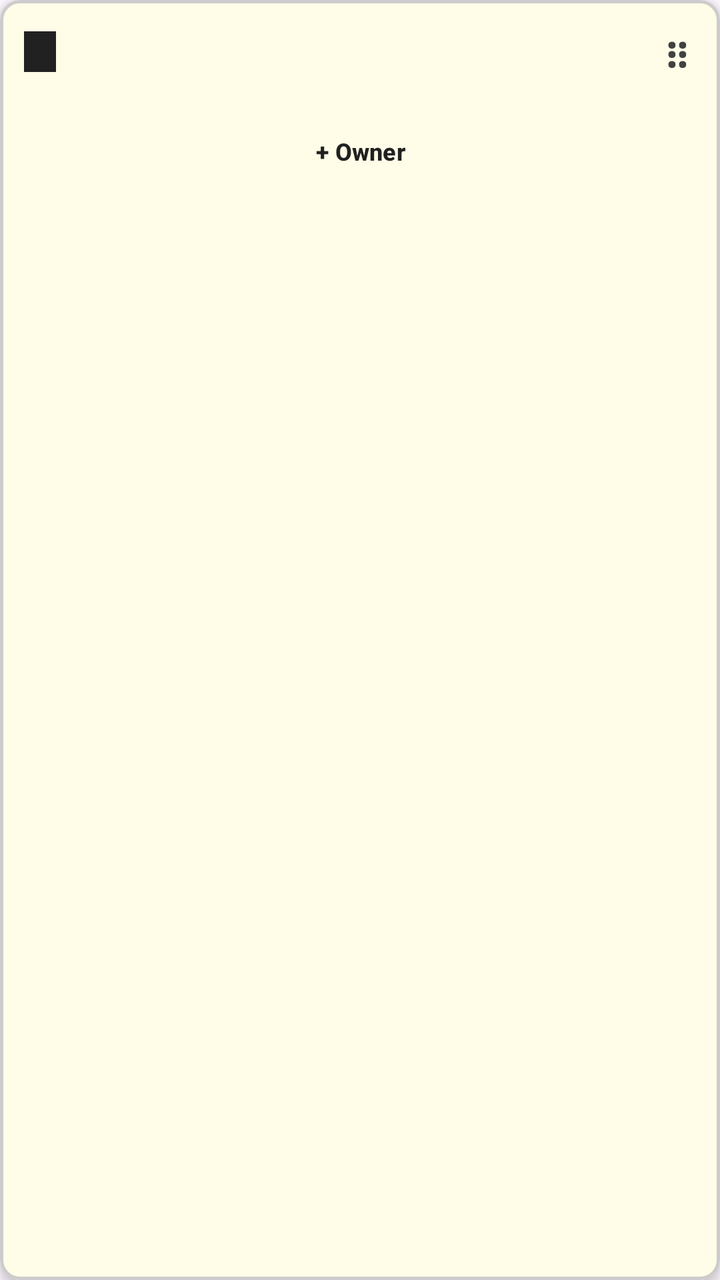
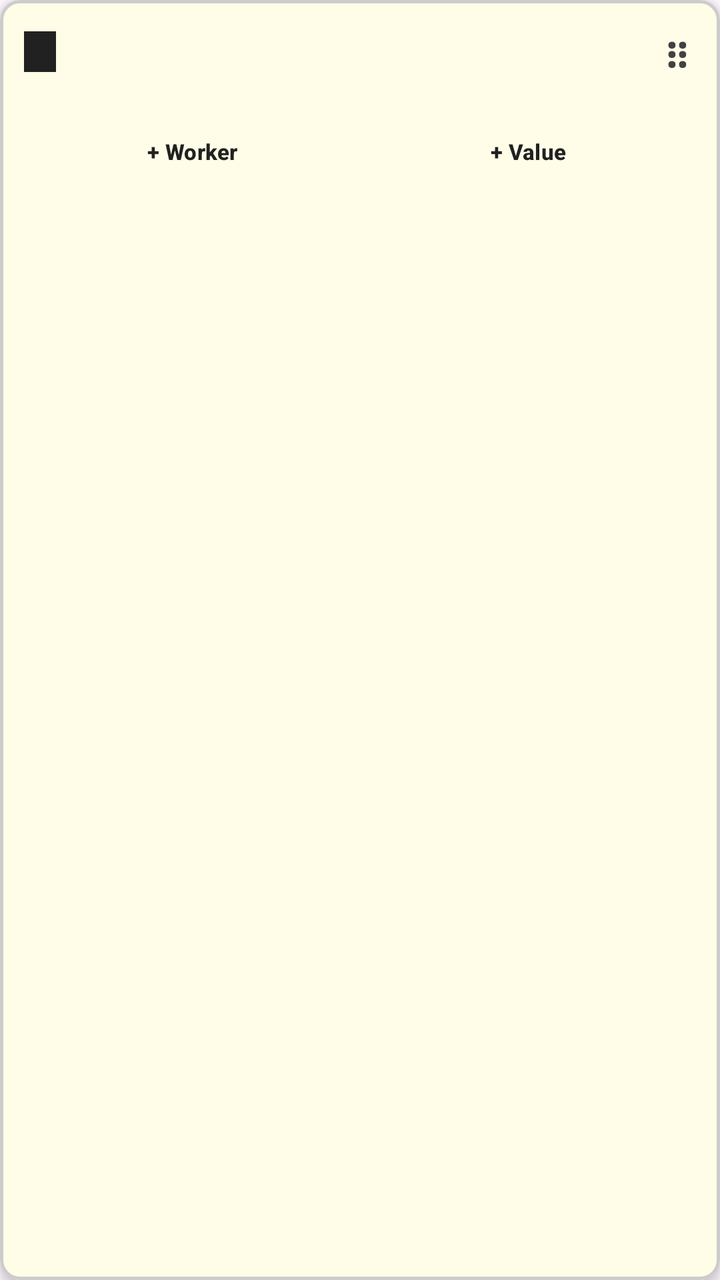

Screens rendered from an Android XML layout before and after an edit, with the pre-edit source and the edit as a unified diff.
<!-- AndroidManifest.xml: application theme Theme.PushToGitHub -->
<!-- res/layout/item_sticky_note.xml -->
<?xml version="1.0" encoding="utf-8"?>

<com.google.android.material.card.MaterialCardView
    xmlns:android="http://schemas.android.com/apk/res/android"
    xmlns:app="http://schemas.android.com/apk/res-auto"
    android:id="@+id/cardRoot"
    android:layout_width="match_parent"
    android:layout_height="wrap_content"
    android:layout_marginBottom="12dp"
    android:clickable="true"
    android:focusable="true"
    app:cardBackgroundColor="#FFFDE7"
    app:cardCornerRadius="10dp"
    app:cardElevation="3dp"
    app:strokeColor="#CCCCCC"
    app:strokeWidth="1.5dp">

    <LinearLayout
        android:layout_width="match_parent"
        android:layout_height="wrap_content"
        android:orientation="vertical"
        android:padding="12dp">

        <LinearLayout
            android:layout_width="match_parent"
            android:layout_height="wrap_content"
            android:orientation="horizontal"
            android:gravity="center_vertical"
            android:paddingBottom="6dp">

            <TextView
                android:id="@+id/textNumber"
                android:layout_width="wrap_content"
                android:layout_height="wrap_content"
                android:background="#212121"
                android:paddingStart="8dp"
                android:paddingEnd="8dp"
                android:paddingTop="2dp"
                android:paddingBottom="2dp"
                android:textSize="12sp"
                android:textStyle="bold"
                android:textColor="#FFFFFF"
                android:layout_marginEnd="8dp" />

            <TextView
                android:id="@+id/textTitle"
                android:layout_width="0dp"
                android:layout_height="wrap_content"
                android:layout_weight="1"
                android:textSize="16sp"
                android:textStyle="bold"
                android:textColor="#111111" />

            <TextView
                android:id="@+id/dragHandle"
                android:layout_width="wrap_content"
                android:layout_height="wrap_content"
                android:text="⋮⋮"
                android:textSize="20sp"
                android:textStyle="bold"
                android:textColor="#424242"
                android:paddingStart="4dp"
                android:paddingEnd="4dp" />

        </LinearLayout>

        <TextView
            android:id="@+id/textBody"
            android:layout_width="match_parent"
            android:layout_height="wrap_content"
            android:textSize="14sp"
            android:textColor="#111111"
            android:lineSpacingExtra="3dp"
            android:visibility="gone"
            android:paddingBottom="8dp" />

        
        <com.google.android.material.chip.ChipGroup
            android:id="@+id/ownerChips"
            android:layout_width="match_parent"
            android:layout_height="wrap_content"
            android:paddingBottom="4dp"
            app:singleLine="false"
            app:chipSpacingHorizontal="6dp"
            app:chipSpacingVertical="4dp" />

        
        <com.google.android.material.chip.ChipGroup
            android:id="@+id/coreValueChips"
            android:layout_width="match_parent"
            android:layout_height="wrap_content"
            android:paddingBottom="8dp"
            app:singleLine="false"
            app:chipSpacingHorizontal="6dp"
            app:chipSpacingVertical="4dp" />

        
        <LinearLayout
            android:layout_width="match_parent"
            android:layout_height="wrap_content"
            android:orientation="horizontal">

            <com.google.android.material.button.MaterialButton
                android:id="@+id/buttonMoveLeft"
                style="@style/Widget.Material3.Button.TextButton"
                android:layout_width="0dp"
                android:layout_height="36dp"
                android:layout_weight="1"
                android:textSize="12sp"
                android:textStyle="bold"
                android:textColor="#212121"
                android:padding="0dp"
                android:visibility="gone" />

            <com.google.android.material.button.MaterialButton
                android:id="@+id/buttonAddOwner"
                style="@style/Widget.Material3.Button.TextButton"
                android:layout_width="0dp"
                android:layout_height="36dp"
                android:layout_weight="1"
                android:textSize="12sp"
                android:textStyle="bold"
                android:textColor="#212121"
                android:text="@string/btn_add_owner"
                android:padding="0dp" />

            <com.google.android.material.button.MaterialButton
                android:id="@+id/buttonMoveRight"
                style="@style/Widget.Material3.Button.TextButton"
                android:layout_width="0dp"
                android:layout_height="36dp"
                android:layout_weight="1"
                android:textSize="12sp"
                android:textStyle="bold"
                android:textColor="#212121"
                android:padding="0dp"
                android:visibility="gone" />

        </LinearLayout>

    </LinearLayout>
</com.google.android.material.card.MaterialCardView>
<!-- resources referenced by this layout -->
<resources>
  <string name="btn_add_owner">+ Owner</string>
  <style name="Theme.PushToGitHub" parent="Theme.Material3.DayNight.NoActionBar">
          <item name="colorPrimary">@color/brand_primary</item>
          <item name="colorOnPrimary">@color/white</item>
          <item name="android:statusBarColor">@color/brand_primary</item>
      </style>
  <color name="brand_primary">#2E7D32</color>
  <color name="white">#FFFFFF</color>
</resources>

<!-- the commit's change to res/layout/item_sticky_note.xml (unified diff, before → after) -->
@@ -118,10 +118,22 @@
                 android:layout_width="0dp"
                 android:layout_height="36dp"
                 android:layout_weight="1"
-                android:textSize="12sp"
+                android:textSize="11sp"
                 android:textStyle="bold"
                 android:textColor="#212121"
                 android:text="@string/btn_add_owner"
+                android:padding="0dp" />
+
+            <com.google.android.material.button.MaterialButton
+                android:id="@+id/buttonAddCoreValue"
+                style="@style/Widget.Material3.Button.TextButton"
+                android:layout_width="0dp"
+                android:layout_height="36dp"
+                android:layout_weight="1"
+                android:textSize="11sp"
+                android:textStyle="bold"
+                android:textColor="#212121"
+                android:text="@string/btn_add_core_value"
                 android:padding="0dp" />
 
             <com.google.android.material.button.MaterialButton
@@ -130,7 +142,7 @@
                 android:layout_width="0dp"
                 android:layout_height="36dp"
                 android:layout_weight="1"
-                android:textSize="12sp"
+                android:textSize="11sp"
                 android:textStyle="bold"
                 android:textColor="#212121"
                 android:padding="0dp"
<!-- resource entries referenced after the edit -->
@@ -1,6 +1,7 @@
 <!-- resources referenced by this layout -->
 <resources>
-  <string name="btn_add_owner">+ Owner</string>
+  <string name="btn_add_core_value">+ Value</string>
+  <string name="btn_add_owner">+ Worker</string>
   <style name="Theme.PushToGitHub" parent="Theme.Material3.DayNight.NoActionBar">
           <item name="colorPrimary">@color/brand_primary</item>
           <item name="colorOnPrimary">@color/white</item>
